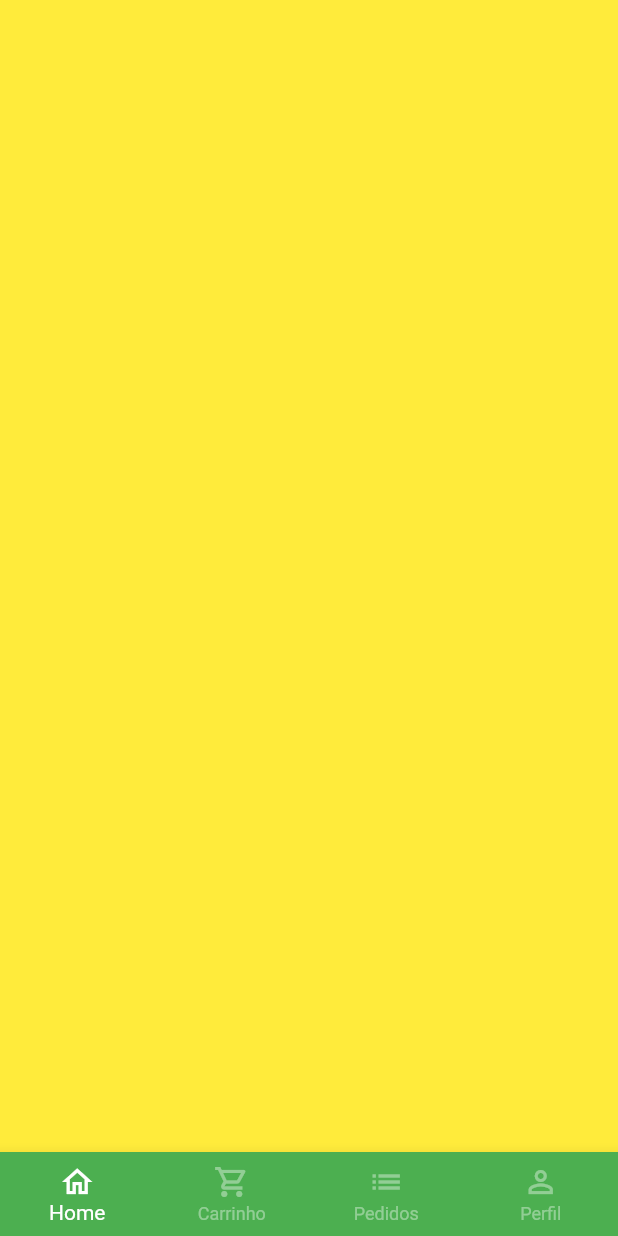
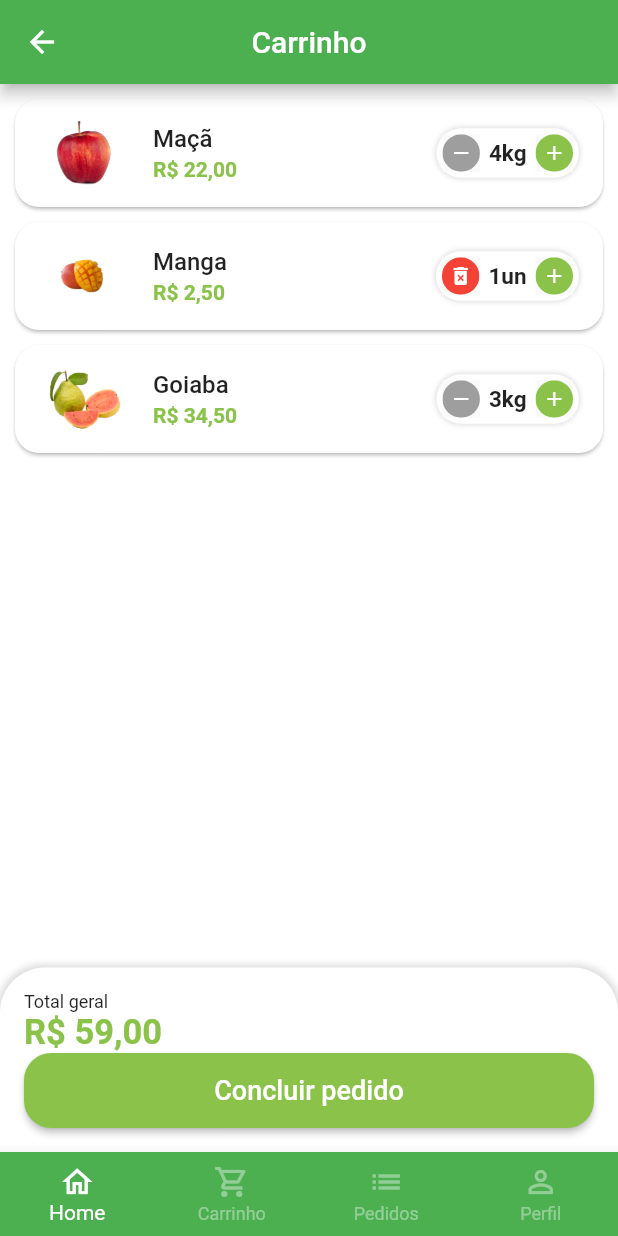
Before and after one commit to franciscpd/greengrocer, a Flutter app: the BaseScreen screen opened directly, swiped to page 2, on a phone screen of 412 x 824 dp. Run offline on Flutter 3.47's test engine with Material 2 defaults, Android fonts, the phone set to English and light mode, and no system bars; our stand-ins replace animated_text_kit, badges, mask_text_input_formatter.

Commit message:
feat: add cart tab

```diff
--- a/lib/src/config/app_data.dart
+++ b/lib/src/config/app_data.dart
@@ -1,4 +1,5 @@
 import 'package:greengrocer/src/models/item_model.dart';
+import 'package:greengrocer/src/models/cart_item_model.dart';
 
 ItemModel apple = ItemModel(
   description:
@@ -72,3 +73,9 @@ List<String> categories = [
   'Temperos',
   'Cereais',
 ];
+
+List<CartItemModel> cartItems = [
+  CartItemModel(item: apple, quantity: 4),
+  CartItemModel(item: mango, quantity: 1),
+  CartItemModel(item: guava, quantity: 3),
+];
--- /dev/null
+++ b/lib/src/models/cart_item_model.dart
@@ -0,0 +1,13 @@
+import 'package:greengrocer/src/models/item_model.dart';
+
+class CartItemModel {
+  ItemModel item;
+  int quantity;
+
+  CartItemModel({
+    required this.item,
+    required this.quantity,
+  });
+
+  double totalPrice() => item.price * quantity;
+}
--- a/lib/src/pages/base/base_screen.dart
+++ b/lib/src/pages/base/base_screen.dart
@@ -1,5 +1,6 @@
 import 'package:flutter/material.dart';
 
+import 'package:greengrocer/src/pages/cart/cart_tab.dart';
 import 'package:greengrocer/src/pages/home/home_tab.dart';
 
 class BaseScreen extends StatefulWidget {
@@ -21,9 +22,7 @@ class _BaseScreenState extends State<BaseScreen> {
         physics: const NeverScrollableScrollPhysics(),
         children: [
           const HomeTab(),
-          Container(
-            color: Colors.yellow,
-          ),
+          CartTab(),
           Container(
             color: Colors.blue,
           ),
--- /dev/null
+++ b/lib/src/pages/cart/cart_tab.dart
@@ -0,0 +1,149 @@
+import 'package:flutter/material.dart';
+
+import 'package:greengrocer/src/config/app_data.dart' as app_data;
+import 'package:greengrocer/src/config/custom_colors.dart';
+import 'package:greengrocer/src/models/cart_item_model.dart';
+import 'package:greengrocer/src/pages/cart/components/cart_tile.dart';
+import 'package:greengrocer/src/services/utils_services.dart';
+
+class CartTab extends StatefulWidget {
+  const CartTab({Key? key}) : super(key: key);
+
+  @override
+  State<CartTab> createState() => _CartTabState();
+}
+
+class _CartTabState extends State<CartTab> {
+  final UtilsServices _utilsServices = UtilsServices();
+
+  void removeItemFromCart(CartItemModel cartItem) {
+    setState(() {
+      app_data.cartItems.remove(cartItem);
+    });
+  }
+
+  double cartTotalPrice() {
+    double total = 0;
+    for (CartItemModel item in app_data.cartItems) {
+      total += item.totalPrice();
+    }
+
+    return total;
+  }
+
+  @override
+  Widget build(BuildContext context) {
+    return Scaffold(
+      appBar: AppBar(
+        title: const Text('Carrinho'),
+        centerTitle: true,
+      ),
+      body: Column(
+        children: [
+          Expanded(
+            child: ListView.builder(
+              itemCount: app_data.cartItems.length,
+              itemBuilder: (_, index) {
+                CartItemModel cartItem = app_data.cartItems[index];
+
+                return CartTile(
+                  cartItem: cartItem,
+                  remove: removeItemFromCart,
+                );
+              },
+            ),
+          ),
+          Container(
+            padding: const EdgeInsets.all(16),
+            decoration: BoxDecoration(
+              color: Colors.white,
+              borderRadius: const BorderRadius.vertical(
+                top: Radius.circular(30),
+              ),
+              boxShadow: [
+                BoxShadow(
+                  color: Colors.grey.shade300,
+                  blurRadius: 3,
+                  spreadRadius: 2,
+                ),
+              ],
+            ),
+            child: Column(
+              crossAxisAlignment: CrossAxisAlignment.stretch,
+              children: [
+                const Text(
+                  'Total geral',
+                  style: TextStyle(
+                    fontSize: 12,
+                  ),
+                ),
+                Text(
+                  _utilsServices.priceToCurrency(cartTotalPrice()),
+                  style: TextStyle(
+                    fontSize: 23,
+                    fontWeight: FontWeight.bold,
+                    color: CustomColors.customSwatchColor,
+                  ),
+                ),
+                SizedBox(
+                  height: 50,
+                  child: ElevatedButton(
+                    style: ElevatedButton.styleFrom(
+                      primary: CustomColors.customSwatchColor,
+                      shape: RoundedRectangleBorder(
+                        borderRadius: BorderRadius.circular(18),
+                      ),
+                    ),
+                    onPressed: () async {
+                      bool? result = await showOrderConfirmation();
+                    },
+                    child: const Text(
+                      'Concluir pedido',
+                      style: TextStyle(
+                        fontSize: 18,
+                      ),
+                    ),
+                  ),
+                )
+              ],
+            ),
+          ),
+        ],
+      ),
+    );
+  }
+
+  Future<bool?> showOrderConfirmation() {
+    return showDialog<bool>(
+      context: context,
+      builder: (context) {
+        return AlertDialog(
+          shape: RoundedRectangleBorder(
+            borderRadius: BorderRadius.circular(20),
+          ),
+          title: const Text('Confirmação'),
+          content: const Text('Deseja realmente concluir o pedido?'),
+          actions: [
+            TextButton(
+              onPressed: () {
+                Navigator.of(context).pop(false);
+              },
+              child: const Text('Não'),
+            ),
+            ElevatedButton(
+              style: ElevatedButton.styleFrom(
+                shape: RoundedRectangleBorder(
+                  borderRadius: BorderRadius.circular(20),
+                ),
+              ),
+              onPressed: () {
+                Navigator.of(context).pop(true);
+              },
+              child: const Text('Sim'),
+            ),
+          ],
+        );
+      },
+    );
+  }
+}
--- /dev/null
+++ b/lib/src/pages/cart/components/cart_tile.dart
@@ -0,0 +1,68 @@
+import 'package:flutter/material.dart';
+
+import 'package:greengrocer/src/config/custom_colors.dart';
+import 'package:greengrocer/src/models/cart_item_model.dart';
+import 'package:greengrocer/src/pages/common_widgets/quantity_widget.dart';
+import 'package:greengrocer/src/services/utils_services.dart';
+
+class CartTile extends StatefulWidget {
+  final CartItemModel cartItem;
+  final Function(CartItemModel cartItem) remove;
+
+  const CartTile({
+    Key? key,
+    required this.cartItem,
+    required this.remove,
+  }) : super(key: key);
+
+  @override
+  State<CartTile> createState() => _CartTileState();
+}
+
+class _CartTileState extends State<CartTile> {
+  final UtilsServices _utilsServices = UtilsServices();
+
+  @override
+  Widget build(BuildContext context) {
+    return Card(
+      margin: const EdgeInsets.fromLTRB(10, 10, 10, 0),
+      shape: RoundedRectangleBorder(
+        borderRadius: BorderRadius.circular(16),
+      ),
+      child: ListTile(
+        leading: Image.asset(
+          widget.cartItem.item.imgUrl,
+          height: 60,
+          width: 60,
+        ),
+        title: Text(
+          widget.cartItem.item.itemName,
+          style: const TextStyle(
+            fontWeight: FontWeight.w500,
+          ),
+        ),
+        subtitle: Text(
+          _utilsServices.priceToCurrency(widget.cartItem.totalPrice()),
+          style: TextStyle(
+            color: CustomColors.customSwatchColor,
+            fontWeight: FontWeight.bold,
+          ),
+        ),
+        trailing: QuantityWidget(
+          sufixText: widget.cartItem.item.unit,
+          value: widget.cartItem.quantity,
+          result: (quantity) {
+            setState(() {
+              widget.cartItem.quantity = quantity;
+
+              if (quantity == 0) {
+                widget.remove(widget.cartItem);
+              }
+            });
+          },
+          isRemovable: true,
+        ),
+      ),
+    );
+  }
+}
--- a/lib/src/pages/common_widgets/quantity_widget.dart
+++ b/lib/src/pages/common_widgets/quantity_widget.dart
@@ -6,12 +6,14 @@ class QuantityWidget extends StatelessWidget {
   final int value;
   final String sufixText;
   final Function(int quantity) result;
+  final bool isRemovable;
 
   const QuantityWidget({
     Key? key,
     required this.sufixText,
     required this.value,
     required this.result,
+    this.isRemovable = false,
   }) : super(key: key);
 
   @override
@@ -30,12 +32,14 @@ class QuantityWidget extends StatelessWidget {
         ],
       ),
       child: Row(
+        mainAxisSize: MainAxisSize.min,
         children: [
           _QuantityButton(
-            icon: Icons.remove,
-            color: Colors.grey,
+            icon:
+                isRemovable && value <= 1 ? Icons.delete_forever : Icons.remove,
+            color: isRemovable && value <= 1 ? Colors.red : Colors.grey,
             onPressed: () {
-              if (value == 1) return;
+              if (value == 1 && !isRemovable) return;
 
               result(value - 1);
             },
```
